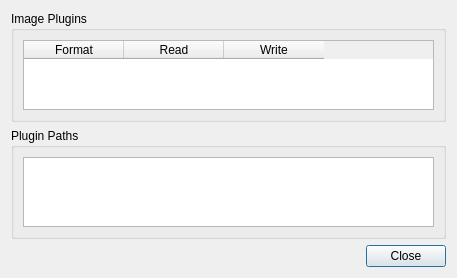
Before: the Qt Designer form GuetzliSimpleGUI/src/PluginInfoDialog.ui in till213/GuetzliImageIOPlugin, drawn with Qt 5.
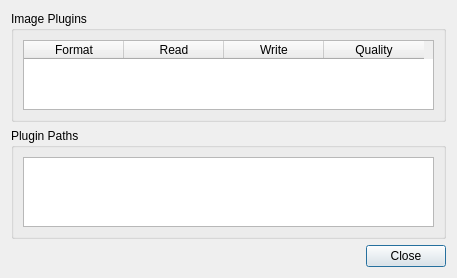
After: the same form once the commit is applied.

Commit message: Add plugin details (Quality).

The edit to the form file:
```diff
--- a/GuetzliSimpleGUI/src/PluginInfoDialog.ui
+++ b/GuetzliSimpleGUI/src/PluginInfoDialog.ui
@@ -49,6 +49,11 @@
           <string>Write</string>
          </property>
         </column>
+        <column>
+         <property name="text">
+          <string>Quality</string>
+         </property>
+        </column>
        </widget>
       </item>
      </layout>
```
The commit also changes 1 other file.
